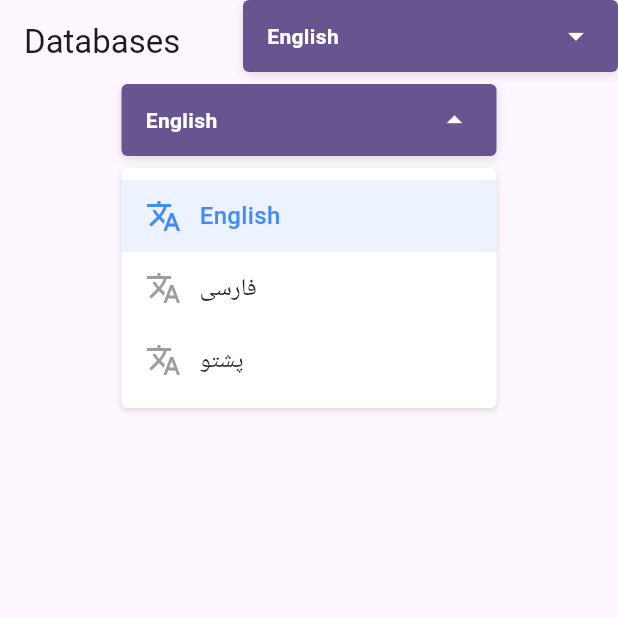
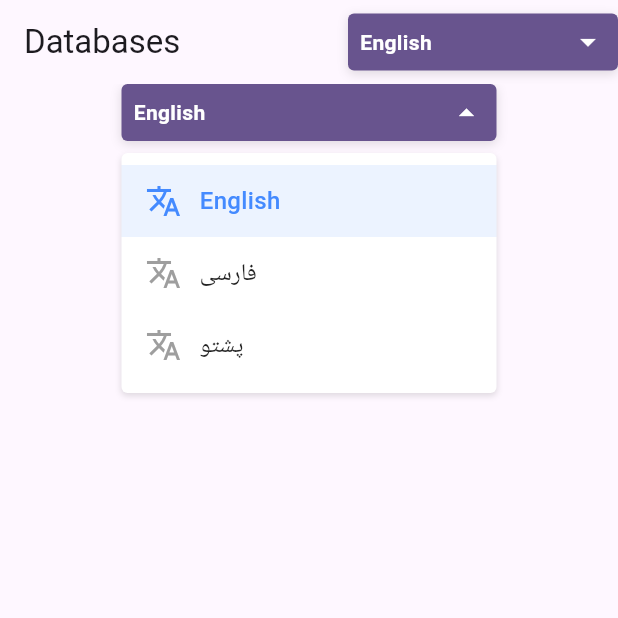
Before and after one commit to basirkhan1995/zaitoon_application, a Flutter app: the screen it shows after launch, after a tap on "English", on a phone screen of 412 x 824 dp, the top half of it. Run offline on Flutter 3.47's test engine with Material 3 defaults, Android fonts, the phone set to English and light mode, and no system bars; our stand-ins replace bloc, flutter_bloc, shared_preferences; generated files the repository leaves out were written again.

Commit message:
last commit

```diff
--- a/lib/Bloc/LanguageCubit/language_cubit.dart
+++ b/lib/Bloc/LanguageCubit/language_cubit.dart
@@ -19,6 +19,8 @@ class LanguageCubit extends Cubit<Locale> {
     String? languageCode = prefs.getString('languageCode');
     String? countryCode = prefs.getString('countryCode');
 
-    emit(Locale(languageCode!, countryCode!.isNotEmpty ? countryCode : null));
+    if (languageCode != null) {
+      emit(Locale(languageCode, countryCode!.isNotEmpty ? countryCode : null));
+    }
   }
 }
--- a/lib/Components/Widgets/dropdown.dart
+++ b/lib/Components/Widgets/dropdown.dart
@@ -6,13 +6,13 @@ class SelectLanguage extends StatefulWidget {
   final double? width;
   final EdgeInsetsGeometry? padding;
   final EdgeInsetsGeometry? margin;
-  final BorderRadiusGeometry? borderRadius;
+  final double radius;
 
   const SelectLanguage({
     super.key,
     this.padding,
     this.margin,
-    this.borderRadius,
+    this.radius = 4,
     this.width,
   });
 
@@ -53,15 +53,17 @@ class _SelectLanguageState extends State<SelectLanguage> {
         key: _buttonKey, // Attach key to this container
         width: widget.width ?? double.infinity,
         padding: widget.padding ?? EdgeInsets.symmetric(horizontal: 0),
+        margin: widget.margin ?? EdgeInsets.symmetric(horizontal: 0),
         child: Column(
-          crossAxisAlignment: CrossAxisAlignment.start,
+          crossAxisAlignment: CrossAxisAlignment.center,
+          mainAxisAlignment: MainAxisAlignment.center,
           children: [
             // Main Dropdown Button
             Container(
-              padding: const EdgeInsets.symmetric(horizontal: 16, vertical: 12),
+              padding: const EdgeInsets.symmetric(horizontal: 8, vertical: 7),
               decoration: BoxDecoration(
                 color: color.primary,
-                borderRadius: widget.borderRadius ?? BorderRadius.circular(4),
+                borderRadius: BorderRadius.circular(widget.radius),
                 boxShadow: [
                   BoxShadow(
                     color: Colors.black12,
@@ -71,10 +73,12 @@ class _SelectLanguageState extends State<SelectLanguage> {
                 ],
               ),
               child: Row(
+                mainAxisSize: MainAxisSize.max,
                 mainAxisAlignment: MainAxisAlignment.spaceBetween,
                 children: [
                   Text(
-                    _languages.firstWhere((lang) => lang['code'] == currentLanguage)['name'],
+                    _languages.firstWhere(
+                        (lang) => lang['code'] == currentLanguage)['name'],
                     style: const TextStyle(
                       color: Colors.white,
                       fontSize: 14,
@@ -100,18 +104,22 @@ class _SelectLanguageState extends State<SelectLanguage> {
     final currentLanguage = localeCubit.state.languageCode;
 
     // Get the position and size of the button using the global key
-    RenderBox renderBox = _buttonKey.currentContext!.findRenderObject() as RenderBox;
+    RenderBox renderBox =
+        _buttonKey.currentContext!.findRenderObject() as RenderBox;
     Offset offset = renderBox.localToGlobal(Offset.zero);
     double buttonWidth = renderBox.size.width; // Get width of the button
 
     return OverlayEntry(
       builder: (context) => Positioned(
         left: offset.dx, // Align it exactly with the button's left edge
-        top: offset.dy + renderBox.size.height + 8, // Add extra space between header and dropdown
+        top: offset.dy +
+            renderBox.size.height +
+            8, // Add extra space between header and dropdown
         child: Material(
           color: Colors.transparent,
           child: Container(
-            width: buttonWidth, // Set the overlay width to match the button's width exactly
+            width:
+                buttonWidth, // Set the overlay width to match the button's width exactly
             padding: const EdgeInsets.symmetric(vertical: 8),
             decoration: BoxDecoration(
               color: Colors.white,
@@ -135,7 +143,8 @@ class _SelectLanguageState extends State<SelectLanguage> {
                     });
                   },
                   child: Container(
-                    padding: const EdgeInsets.symmetric(horizontal: 16, vertical: 12),
+                    padding: const EdgeInsets.symmetric(
+                        horizontal: 16, vertical: 12),
                     decoration: BoxDecoration(
                       color: currentLanguage == lang['code']
                           ? Colors.blueAccent.withValues(alpha: .1)
--- a/lib/Views/DatabaseView/databases.dart
+++ b/lib/Views/DatabaseView/databases.dart
@@ -12,7 +12,7 @@ class LoadAllDatabases extends StatelessWidget {
         title: Text(AppLocalizations.of(context)!.databases),
         actions: [
           SelectLanguage(
-            width: 250,
+            width: 180,
           ),
         ],
       ),
--- a/lib/main.dart
+++ b/lib/main.dart
@@ -4,7 +4,6 @@ import 'package:zaitoon_invoice/Views/DatabaseView/databases.dart';
 import 'package:flutter_localizations/flutter_localizations.dart';
 import 'package:flutter_bloc/flutter_bloc.dart';
 import 'package:flutter_gen/gen_l10n/app_localizations.dart';
-
 
 void main() async {
   WidgetsFlutterBinding.ensureInitialized();
@@ -18,11 +17,9 @@ class MyApp extends StatelessWidget {
   Widget build(BuildContext context) {
     return MultiBlocProvider(
       providers: [
-
         BlocProvider(
           create: (context) => LanguageCubit(),
         ),
-
       ],
       child: BlocBuilder<LanguageCubit, Locale>(
         builder: (context, locale) {
@@ -30,12 +27,11 @@ class MyApp extends StatelessWidget {
             title: 'Zaitoon Invoice',
             debugShowCheckedModeBanner: false,
             localizationsDelegates: [
-              AppLocalizations.delegate, // Add this line
+              AppLocalizations.delegate,
               GlobalMaterialLocalizations.delegate,
               GlobalWidgetsLocalizations.delegate,
               GlobalCupertinoLocalizations.delegate,
             ],
-
             supportedLocales: [
               Locale('en'), // English
               Locale('fa'), // Persian
```
Lines whose indentation alone changed are shown as unchanged.
